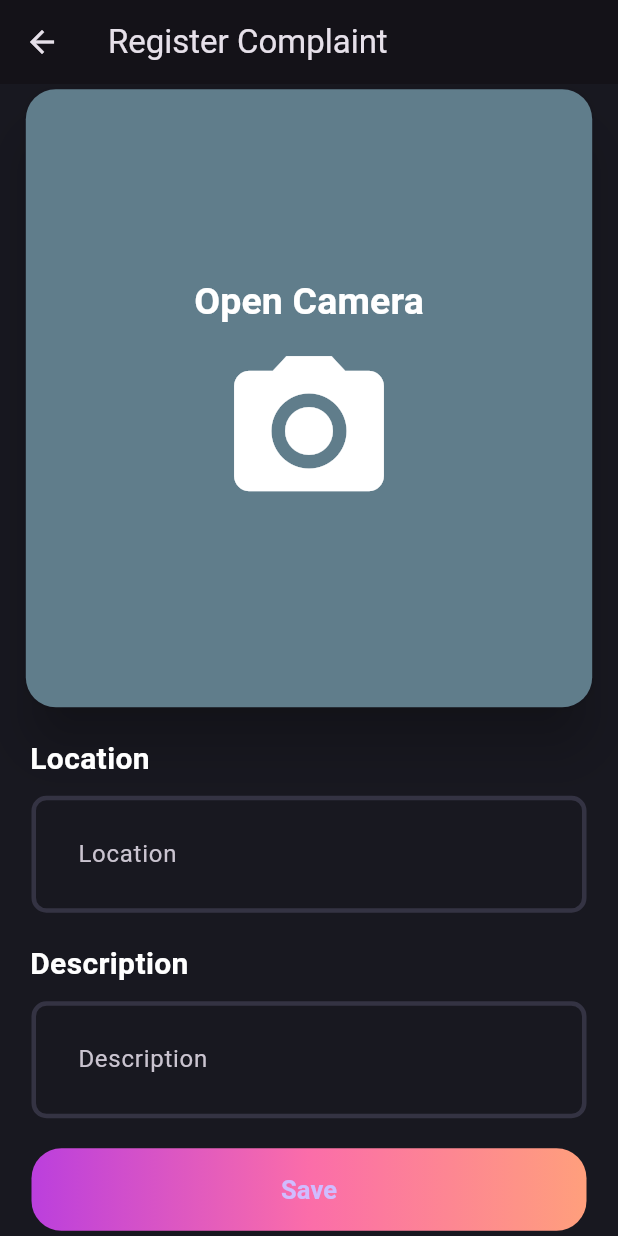
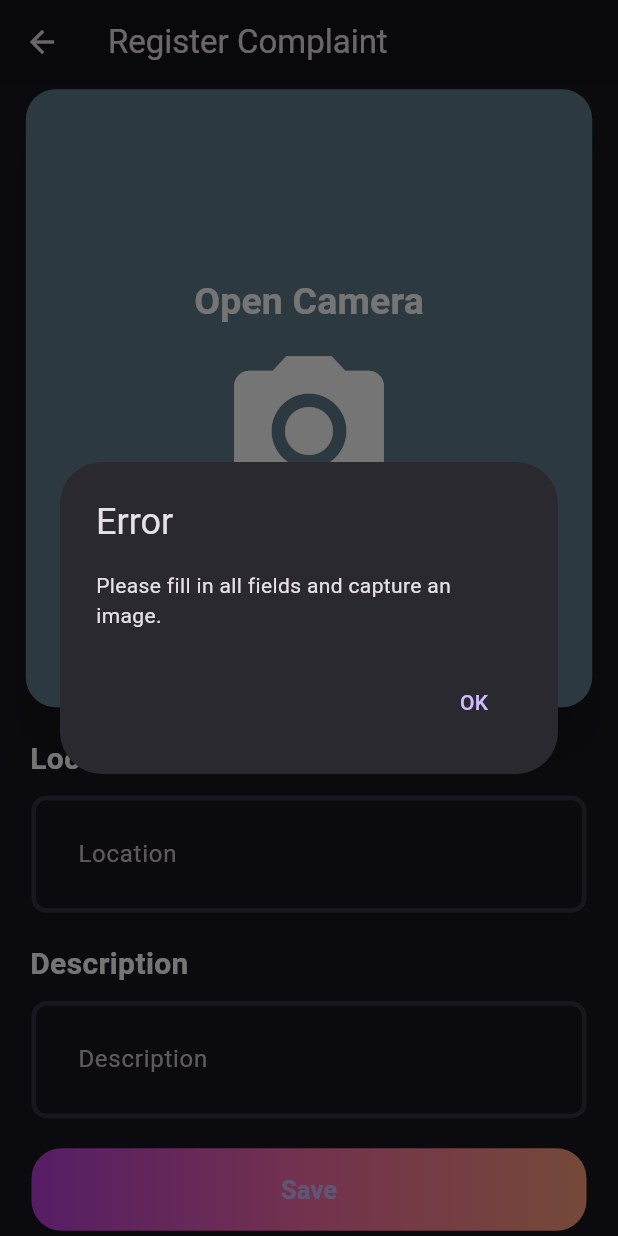
Before and after one commit to tauquirahmed/Frontend-Wastely, a Flutter app: the CameraScreen screen opened by its route, after a tap on "Save", on a phone screen of 412 x 824 dp. Run offline on Flutter 3.47's test engine with Material 3 defaults, Android fonts, the phone set to English and light mode, and no system bars; our stand-ins replace cookie_jar, dio, dio_cookie_manager, flutter_svg, get, get_storage and 2 more; accounts and stored records are empty.

Commit message:
dont with posting complaints with image

```diff
--- a/lib/main.dart
+++ b/lib/main.dart
@@ -5,6 +5,7 @@
 import 'package:get_storage/get_storage.dart';
 import 'package:url_strategy/url_strategy.dart';
 import 'package:wastely/constants/constants.dart';
+import 'package:wastely/pages/List_complaints.dart';
 import 'package:wastely/pages/complaint_screen.dart';
 import 'package:wastely/pages/dashboard.dart';
 import 'package:wastely/pages/login_screen.dart';
@@ -59,6 +60,10 @@
           name: '/complaint_screen',
           page: () => const CameraScreen(),
         ),
+        GetPage(
+          name: '/list_complaint_screen',
+          page: () => const ListComplaints(),
+        ),
       ],
     );
   }
--- a/lib/pages/complaint_screen.dart
+++ b/lib/pages/complaint_screen.dart
@@ -1,16 +1,83 @@
 import 'package:flutter/material.dart';
+import 'package:get/get.dart' as GetAlias;
+import 'package:dio/dio.dart';
+import 'package:wastely/constants/constants.dart';
+import 'package:wastely/pages/controller/complaint_controller.dart';
 import 'package:wastely/palletes/pallets.dart';
-import 'package:wastely/widgets/camera.dart';
+import 'package:wastely/urls/urls.dart';
 import 'package:wastely/widgets/camera_card.dart';
 import 'package:wastely/widgets/gradient_button.dart';
 import 'package:wastely/widgets/text_field.dart';
 
+import '../storage/box.dart';
+
 class CameraScreen extends StatelessWidget {
   const CameraScreen({super.key});
 
+  Future<void> _submitComplaint(
+      BuildContext context, ComplaintController controller) async {
+    if (controller.selectedImage == null ||
+        controller.locationController.text.isEmpty ||
+        controller.descriptionController.text.isEmpty) {
+      _showDialog(
+          context, 'Error', 'Please fill in all fields and capture an image.');
+      return;
+    }
+
+    try {
+      String apiUrl = registerComplaintUrl;
+      FormData formData = FormData.fromMap({
+        'image': await MultipartFile.fromFile(controller.selectedImage!.path,
+            filename: 'upload.jpg'),
+        'location': controller.locationController.text,
+        'description': controller.descriptionController.text,
+      });
+
+      Response response =
+          await dio.post(apiUrl, data: formData, queryParameters: {
+        'uid': box.read('uid'),
+      });
+
+      if (response.statusCode == 200) {
+        _showDialog(
+            context,
+            'Success',
+            response.data[
+                'message']); // Adjust based on your API response structure
+      } else {
+        _showDialog(context, 'Error',
+            'Failed to submit complaint: ${response.statusCode}');
+      }
+    } catch (e) {
+      _showDialog(context, 'Error', 'Failed to submit complaint: $e');
+    }
+  }
+
+  void _showDialog(BuildContext context, String title, String message) {
+    showDialog(
+      context: context,
+      builder: (BuildContext context) {
+        return AlertDialog(
+          title: Text(title),
+          content: Text(message),
+          actions: [
+            TextButton(
+              onPressed: () {
+                Navigator.of(context).pop();
+              },
+              child: Text('OK'),
+            ),
+          ],
+        );
+      },
+    );
+  }
+
   @override
   Widget build(BuildContext context) {
-    return Scaffold(
+    return GetAlias.GetBuilder<ComplaintController>(
+      init: ComplaintController(),
+      builder: (controller) => Scaffold(
         appBar: AppBar(
           title: const Text('Register Complaint'),
         ),
@@ -36,7 +103,10 @@ class CameraScreen extends StatelessWidget {
                     ],
                   ),
                 ),
-              RegisterTextField(hintText: "Location"),
+                RegisterTextField(
+                  hintText: "Location",
+                  controller: controller.locationController,
+                ),
                 const SizedBox(height: 20),
                 Padding(
                   padding: const EdgeInsets.only(left: 20, bottom: 10),
@@ -53,10 +123,19 @@ class CameraScreen extends StatelessWidget {
                     ],
                   ),
                 ),
-              RegisterTextField(hintText: "Description"),
+                RegisterTextField(
+                  hintText: "Description",
+                  controller: controller.descriptionController,
+                ),
                 const SizedBox(height: 20),
-              GradientButton(name: "Save", onPressed: () {}),
+                GradientButton(
+                  name: "Save",
+                  onPressed: () {
+                    _submitComplaint(context, controller);
+                  },
+                ),
               ],
+            ),
           ),
         ),
       ),
--- a/lib/pages/controller/complaint_controller.dart
+++ b/lib/pages/controller/complaint_controller.dart
@@ -1,17 +1,31 @@
 import 'package:flutter/material.dart';
-import 'package:get/state_manager.dart';
+import 'package:get/get.dart';
+import 'dart:io';
 
 class ComplaintController extends GetxController {
   final TextEditingController locationController = TextEditingController();
   final TextEditingController descriptionController = TextEditingController();
+
+  File? selectedImage;
 
   @override
   void onInit() {
     super.onInit();
   }
 
+  void setImage(File image) {
+    selectedImage = image;
+    update();
+  }
+
   void saveComplaint() {
-    // Save complaint
-
+    if (locationController.text.isEmpty ||
+        descriptionController.text.isEmpty ||
+        selectedImage == null) {
+      Get.snackbar('Error', 'Please fill all fields and capture an image');
+    } else {
+      // Save complaint logic or API call
+      Get.snackbar('Success', 'Complaint saved successfully');
+    }
   }
 }
--- a/lib/pages/dashboard.dart
+++ b/lib/pages/dashboard.dart
@@ -39,7 +39,7 @@ class Dashboard extends StatelessWidget {
                             ),
                           ),
                           Padding(
-                            padding: EdgeInsets.all(8.0),
+                            padding: const EdgeInsets.all(8.0),
                             child: Row(
                               mainAxisAlignment: MainAxisAlignment.spaceEvenly,
                               children: [
--- a/lib/widgets/camera_card.dart
+++ b/lib/widgets/camera_card.dart
@@ -1,17 +1,21 @@
+import 'dart:io';
+
 import 'package:flutter/material.dart';
-import 'dart:io';
+import 'package:get/get.dart';
 import 'package:image_picker/image_picker.dart';
-import 'package:dio/dio.dart';
-import 'package:wastely/constants/constants.dart';
-import 'package:wastely/storage/box.dart';
-import 'package:wastely/urls/urls.dart';
+import 'package:wastely/pages/controller/complaint_controller.dart';
 
-class CameraCard extends StatelessWidget {
+class CameraCard extends StatefulWidget {
   CameraCard({
     Key? key,
   }) : super(key: key);
 
-  File? _selectedImage;
+  @override
+  State<CameraCard> createState() => _CameraCardState();
+}
+
+class _CameraCardState extends State<CameraCard> {
+  XFile? _selectedImage;
 
   Future<void> _pickImageFromCamera(BuildContext context) async {
     final image = await ImagePicker().pickImage(source: ImageSource.camera);
@@ -19,35 +23,15 @@ class CameraCard extends StatelessWidget {
       return;
     }
 
-    _selectedImage = File(image.path);
+    setState(() {
+      _selectedImage = XFile(image.path);
+    });
 
     if (_selectedImage != null) {
-      String message = await _sendImageToApi(_selectedImage!);
-      _showDialog(context, 'API Response', message);
-    }
-  }
-
-  Future<String> _sendImageToApi(File imageFile) async {
-    try {
-      String apiUrl = registerComplaintUrl; // Replace with your API endpoint
-      FormData formData = FormData.fromMap({
-        'image': await MultipartFile.fromFile(imageFile.path,
-            filename: 'upload.jpg'),
-      });
-
-      Response response =
-          await dio.post(apiUrl, data: formData, queryParameters: {
-        'uid': box.read('uid'),
-      });
-
-      if (response.statusCode == 200) {
-        return response
-            .data['message']; // Adjust based on your API response structure
-      } else {
-        return 'Error: ${response.statusCode}';
-      }
-    } catch (e) {
-      return 'Error: $e';
+      File imageFile = File(_selectedImage!.path);
+      Get.find<ComplaintController>().setImage(imageFile);
+      String message = 'Image uploaded successfully';
+      // _showDialog(context, 'API Response', message);
     }
   }
 
@@ -73,7 +57,13 @@ class CameraCard extends StatelessWidget {
 
   @override
   Widget build(BuildContext context) {
-    return ElevatedButton(
+    return (_selectedImage != null)
+        ? Image.file(
+            File(_selectedImage!.path),
+            width: MediaQuery.of(context).size.width * 0.8,
+            height: MediaQuery.of(context).size.height * 0.4,
+          )
+        : ElevatedButton(
             onPressed: () {
               _pickImageFromCamera(context);
             },
@@ -91,6 +81,8 @@ class CameraCard extends StatelessWidget {
               width: MediaQuery.of(context).size.width * 0.8,
               child: Column(
                 mainAxisAlignment: MainAxisAlignment.center,
+                children: [
+                  Column(
                     children: [
                       Column(
                         children: [
@@ -112,6 +104,8 @@ class CameraCard extends StatelessWidget {
                       ),
                     ],
                   ),
+                ],
+              ),
             ),
           );
   }
--- a/lib/widgets/drawer.dart
+++ b/lib/widgets/drawer.dart
@@ -27,7 +27,9 @@ class MyDrawer extends StatelessWidget {
           ListTile(
             leading: Icon(Icons.dashboard),
             title: Text('C O M P L A I N T S'),
-            onTap: null,
+            onTap: () {
+              Get.toNamed('/list_complaint_screen');
+            },
           ),
           ListTile(
             leading: Icon(Icons.settings),
--- a/lib/widgets/text_field.dart
+++ b/lib/widgets/text_field.dart
@@ -3,11 +3,11 @@ import 'package:wastely/palletes/pallets.dart';
 
 class RegisterTextField extends StatelessWidget {
   final String hintText;
-  // final TextEditingController controller;
+  final TextEditingController controller;
   const RegisterTextField({
     super.key,
     required this.hintText,
-    // required this.controller,
+    required this.controller,
   });
 
   @override
@@ -15,7 +15,7 @@ class RegisterTextField extends StatelessWidget {
     return ConstrainedBox(
       constraints: const BoxConstraints(maxWidth: 370),
       child: TextFormField(
-        // controller: controller,
+        controller: controller,
         decoration: InputDecoration(
           contentPadding: const EdgeInsets.all(27),
           enabledBorder: OutlineInputBorder(
```
Also changed, not shown: lib/pages/List_complaints.dart (added, +32 -0 lines). Lines whose indentation alone changed are shown as unchanged.
